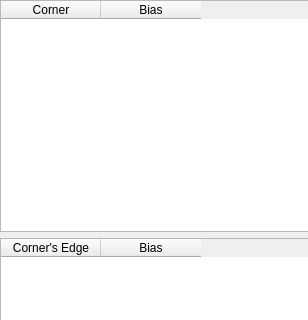
First picture: the form in StitchView/corneredge.ui, repository chenyufjfz/ChipPintu, before the edit; both pictures show x 0 to 308 and y 0 to 320 of the 308 by 750 pixel window.
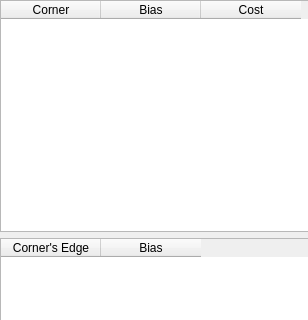
Second picture: the form after the edit.

```diff
--- a/StitchView/corneredge.ui
+++ b/StitchView/corneredge.ui
@@ -38,6 +38,11 @@
         <string>Bias</string>
        </property>
       </column>
+      <column>
+       <property name="text">
+        <string>Cost</string>
+       </property>
+      </column>
      </widget>
     </item>
     <item>
```
